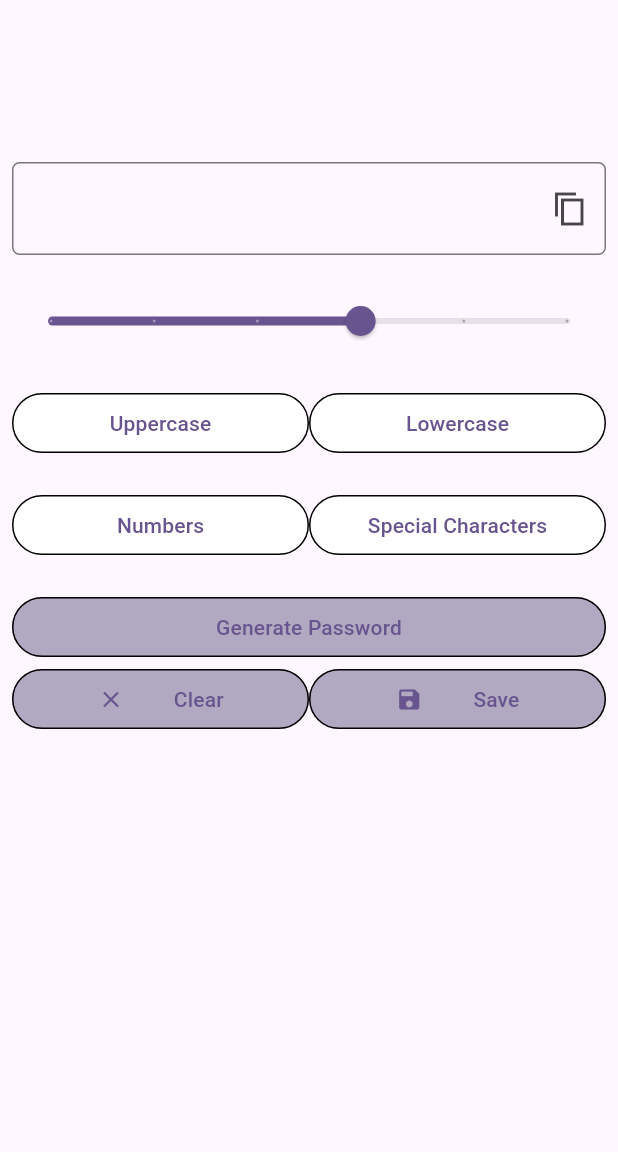
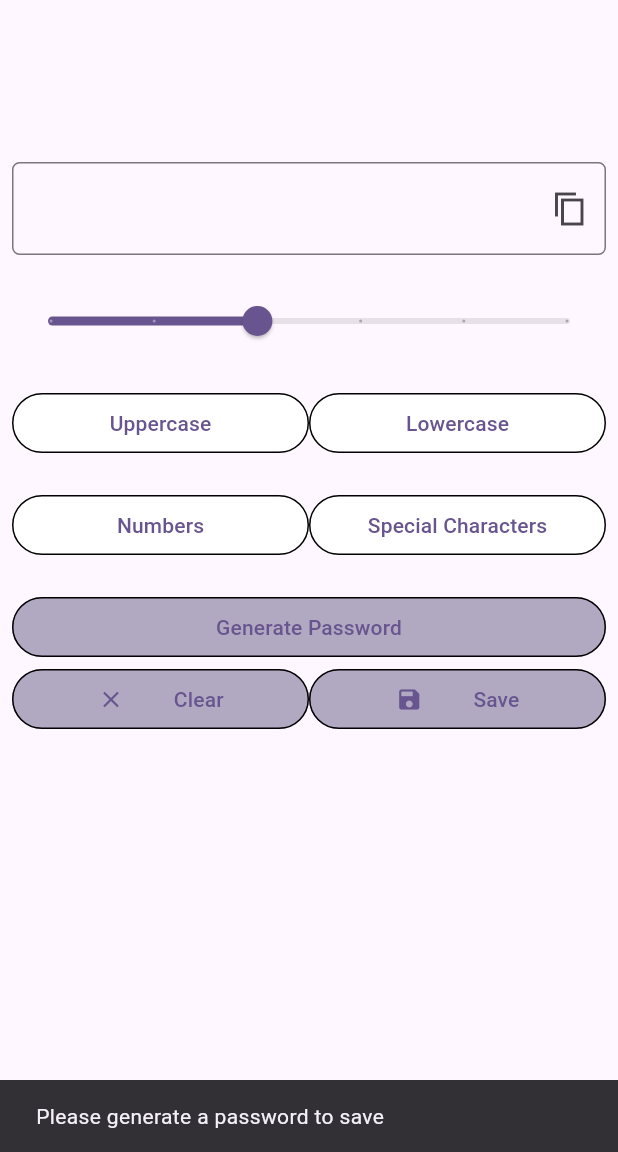
Before and after one commit to meetmeerahul/password_generator, a Flutter app: the screen it shows after launch, after a tap on "Save", on a phone screen of 412 x 824 dp, the part 84-1236 px from its top. Run offline on Flutter 3.47's test engine with Material 2 defaults, Android fonts, the phone set to English and light mode, and no system bars; our stand-ins replace get, hive_flutter; missing offline and left inert: clipboard; accounts and stored records are empty.

Commit message:
Implemented save password using hive

```diff
--- a/lib/controllers/home_controller.dart
+++ b/lib/controllers/home_controller.dart
@@ -1,4 +1,5 @@
 import 'package:get/get.dart';
+import 'package:password_generator/models/dbfunctions/password_manage.dart';
 
 class HomeController extends GetxController {
   final slidervalue = 10.0.obs;
@@ -7,4 +8,11 @@ class HomeController extends GetxController {
   final lower = false.obs;
   final numbers = false.obs;
   final symbol = false.obs;
+
+  @override
+  void onInit() {
+    // Get called when controller is created
+    super.onInit();
+    getSavedPassowrds();
+  }
 }
--- a/lib/main.dart
+++ b/lib/main.dart
@@ -1,7 +1,19 @@
 import 'package:flutter/material.dart';
+import 'package:get/get.dart';
+import 'package:password_generator/models/password_model.dart';
 import 'package:password_generator/screens/home_screen.dart';
+import 'package:hive_flutter/hive_flutter.dart';
 
-void main() {
+void main() async {
+  WidgetsFlutterBinding.ensureInitialized();
+
+  await Hive.initFlutter();
+
+  if (!Hive.isAdapterRegistered(PasswordModelAdapter().typeId)) {
+    Hive.registerAdapter(PasswordModelAdapter());
+  }
+
+  await Hive.openBox<PasswordModel>('password_db');
   runApp(const MyApp());
 }
 
@@ -10,7 +22,7 @@ class MyApp extends StatelessWidget {
 
   @override
   Widget build(BuildContext context) {
-    return MaterialApp(
+    return GetMaterialApp(
       debugShowCheckedModeBanner: false,
       title: 'Flutter Demo',
       theme: ThemeData(
--- /dev/null
+++ b/lib/models/dbfunctions/password_manage.dart
@@ -0,0 +1,26 @@
+import 'package:flutter/material.dart';
+import 'package:password_generator/models/password_model.dart';
+import 'package:hive_flutter/hive_flutter.dart';
+
+ValueNotifier<List<PasswordModel>> passwordNotifier = ValueNotifier([]);
+
+addPassword(PasswordModel value) async {
+  final storedPasswords = await Hive.openBox<PasswordModel>('password_db');
+  await storedPasswords.add(value);
+  passwordNotifier.value.add(value);
+}
+
+Future<void> getSavedPassowrds() async {
+  final passwords = await Hive.openBox<PasswordModel>('password_db');
+  final data = passwords.values.toList();
+  passwordNotifier.value.clear();
+  for (var i in data) {
+    passwordNotifier.value.add(i);
+  }
+}
+
+Future<void> deletePassword(int id) async {
+  final passwordData = await Hive.openBox<PasswordModel>('password_db');
+  passwordData.deleteAt(id);
+  getSavedPassowrds();
+}
--- /dev/null
+++ b/lib/models/password_model.dart
@@ -0,0 +1,14 @@
+import 'package:hive_flutter/hive_flutter.dart';
+
+part 'password_model.g.dart';
+
+@HiveType(typeId: 1)
+class PasswordModel {
+  @HiveField(0)
+  int? id;
+
+  @HiveField(1)
+  final String password;
+
+  PasswordModel({required this.password, this.id});
+}
--- a/lib/screens/home_screen.dart
+++ b/lib/screens/home_screen.dart
@@ -4,6 +4,9 @@ import 'package:clipboard/clipboard.dart';
 import 'package:flutter/material.dart';
 import 'package:get/get.dart';
 import 'package:password_generator/controllers/home_controller.dart';
+import 'package:password_generator/models/dbfunctions/password_manage.dart';
+import 'package:password_generator/models/password_model.dart';
+import 'package:password_generator/screens/saved_passwords.dart';
 import 'package:password_generator/screens/widgets/constants.dart';
 
 class HomeScreen extends StatelessWidget {
@@ -16,10 +19,17 @@ class HomeScreen extends StatelessWidget {
     final homeController = Get.put(HomeController());
     return Scaffold(
       appBar: AppBar(
-        actions: const [
+        actions: [
           Padding(
-            padding: EdgeInsets.all(8.0),
-            child: Icon(Icons.save_as_outlined),
+            padding: const EdgeInsets.all(8.0),
+            child: InkWell(
+              onTap: () {
+                Get.to(
+                  const SavedPasswords(),
+                );
+              },
+              child: const Icon(Icons.save_as_outlined),
+            ),
           ),
         ],
         backgroundColor: const Color.fromARGB(255, 177, 169, 193),
@@ -76,7 +86,7 @@ class HomeScreen extends StatelessWidget {
             Obx(
               () => Slider(
                   value: homeController.slidervalue.value.toDouble(),
-                  max: 20,
+                  max: 25,
                   divisions: 5,
                   label: homeController.slidervalue.value.toInt().toString(),
                   onChanged: (value) {
@@ -179,6 +189,20 @@ class HomeScreen extends StatelessWidget {
                           special: special,
                           len: len);
 
+                      if (homeController.slidervalue.value == 0) {
+                        ScaffoldMessenger.of(context).showSnackBar(
+                          const SnackBar(
+                            content:
+                                Text('Please Increase the length using slider'),
+                          ),
+                        );
+                      } else if (password.isEmpty) {
+                        ScaffoldMessenger.of(context).showSnackBar(
+                          const SnackBar(
+                            content: Text('Please select atleast one type'),
+                          ),
+                        );
+                      }
                       _passwordController.text = password;
                     },
                     style: OutlinedButton.styleFrom(
@@ -210,7 +234,17 @@ class HomeScreen extends StatelessWidget {
                 ),
                 Expanded(
                   child: OutlinedButton(
-                    onPressed: () {},
+                    onPressed: () {
+                      if (_passwordController.text.isEmpty) {
+                        ScaffoldMessenger.of(context).showSnackBar(
+                          const SnackBar(
+                            content: Text('Please generate a password to save'),
+                          ),
+                        );
+                      } else {
+                        savePassword(context, _passwordController.text);
+                      }
+                    },
                     style: OutlinedButton.styleFrom(
                         side: const BorderSide(width: 1.0),
                         backgroundColor:
@@ -260,6 +294,10 @@ class HomeScreen extends StatelessWidget {
       chars += symbol;
     }
 
+    if (!caps && !small && !num && !special) {
+      len = 0;
+    }
+
     List<String> charList = chars.split("").toList();
 
     Random rand = Random();
@@ -270,4 +308,16 @@ class HomeScreen extends StatelessWidget {
     }
     return password;
   }
+
+  Future<void> savePassword(BuildContext context, String password) async {
+    final paswordData = PasswordModel(password: password);
+
+    addPassword(paswordData);
+
+    ScaffoldMessenger.of(context).showSnackBar(
+      const SnackBar(
+        content: Text('Password saved'),
+      ),
+    );
+  }
 }
--- a/pubspec.yaml
+++ b/pubspec.yaml
@@ -48,6 +48,9 @@ dev_dependencies:
   # package. See that file for information about deactivating specific lint
   # rules and activating additional ones.
   flutter_lints: ^2.0.0
+  hive_flutter: ^1.1.0
+  build_runner: ^2.4.6
+  hive_generator: ^2.0.1
 
 # For information on the generic Dart part of this file, see the
 # following page: https://dart.dev/tools/pub/pubspec
```
Also changed, not shown: lib/screens/saved_passwords.dart (added, +73 -0 lines), lib/models/password_model.g.dart (added), pubspec.lock, 1 other file.
